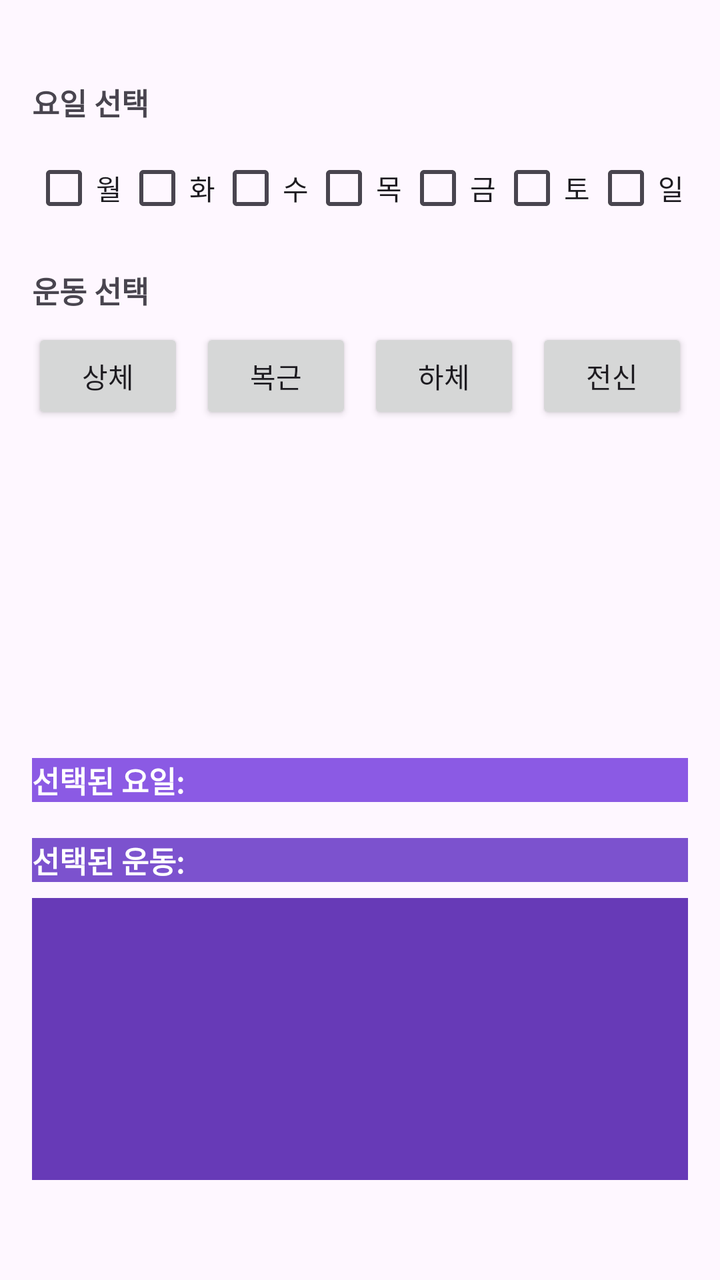
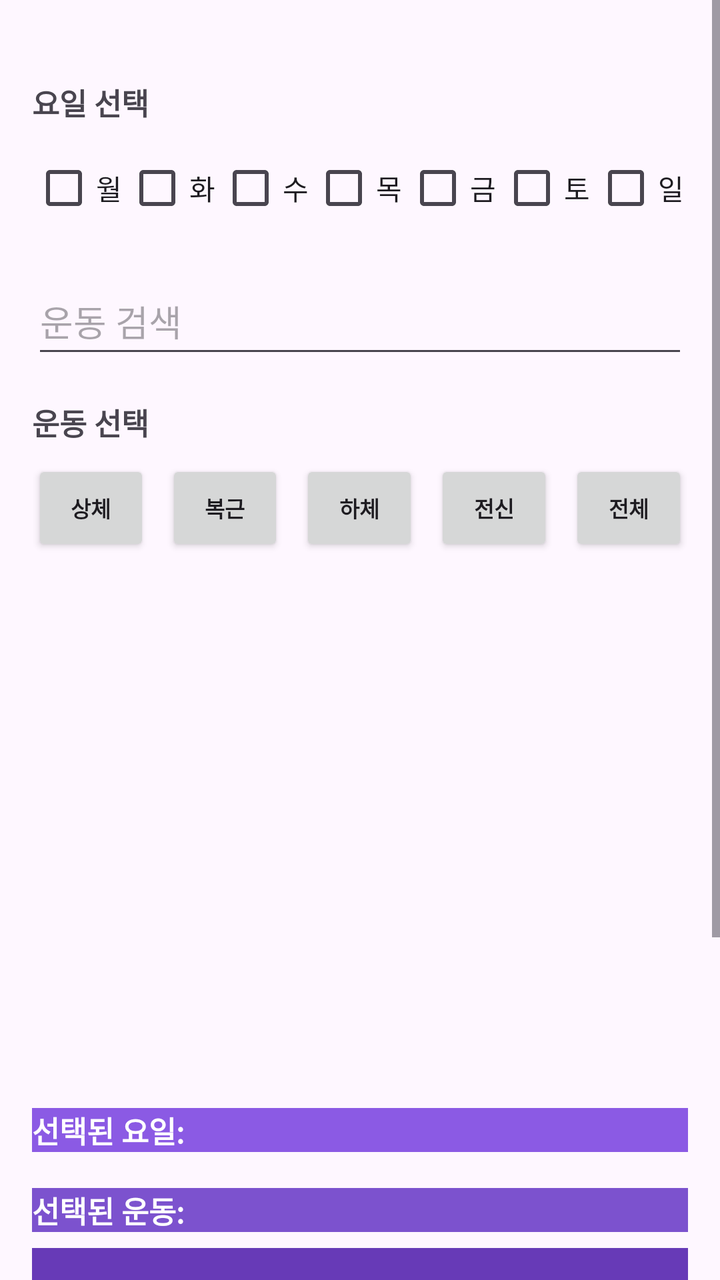

Screens rendered from an Android XML layout before and after an edit, with the pre-edit source and the edit as a unified diff.
<!-- AndroidManifest.xml: application theme Theme.HomeTraing -->
<!-- res/layout/activity_select_exercise.xml -->
<?xml version="1.0" encoding="utf-8"?>
<LinearLayout xmlns:android="http://schemas.android.com/apk/res/android"
    xmlns:app="http://schemas.android.com/apk/res-auto"
    xmlns:tools="http://schemas.android.com/tools"
    android:layout_width="match_parent"
    android:layout_height="match_parent"
    android:orientation="vertical"
    android:paddingLeft="16dp"
    android:paddingTop="40dp"
    android:paddingRight="16dp"
    android:paddingBottom="50dp"
    tools:context=".SelectExercise">

    <TextView
        android:layout_width="match_parent"
        android:layout_height="wrap_content"
        android:layout_marginBottom="8dp"
        android:text="요일 선택"
        android:textSize="15sp"
        android:textStyle="bold" />

    <LinearLayout
        android:layout_width="match_parent"
        android:layout_height="wrap_content"
        android:layout_marginBottom="16dp"
        android:gravity="center"
        android:orientation="horizontal">

        <CheckBox
            android:id="@+id/cb_mon"
            android:layout_width="0dp"
            android:layout_height="wrap_content"
            android:layout_weight="1"
            android:text="월" />

        <CheckBox
            android:id="@+id/cb_tue"
            android:layout_width="0dp"
            android:layout_height="wrap_content"
            android:layout_weight="1"
            android:text="화" />

        <CheckBox
            android:id="@+id/cb_wed"
            android:layout_width="0dp"
            android:layout_height="wrap_content"
            android:layout_weight="1"
            android:text="수" />

        <CheckBox
            android:id="@+id/cb_thu"
            android:layout_width="0dp"
            android:layout_height="wrap_content"
            android:layout_weight="1"
            android:text="목" />

        <CheckBox
            android:id="@+id/cb_fri"
            android:layout_width="0dp"
            android:layout_height="wrap_content"
            android:layout_weight="1"
            android:text="금" />

        <CheckBox
            android:id="@+id/cb_sat"
            android:layout_width="0dp"
            android:layout_height="wrap_content"
            android:layout_weight="1"
            android:text="토" />

        <CheckBox
            android:id="@+id/cb_sun"
            android:layout_width="0dp"
            android:layout_height="wrap_content"
            android:layout_weight="1"
            android:text="일" />
    </LinearLayout>

    <TextView
        android:layout_width="match_parent"
        android:layout_height="wrap_content"
        android:layout_marginBottom="8dp"
        android:text="운동 선택"
        android:textSize="15sp"
        android:textStyle="bold" />

    <LinearLayout
        android:id="@+id/exercise_category_buttons_layout"
        android:layout_width="match_parent"
        android:layout_height="wrap_content"
        android:layout_marginBottom="16dp"
        android:gravity="center"
        android:orientation="horizontal">

        <Button
            android:id="@+id/btn_upper_body"
            android:layout_width="0dp"
            android:layout_height="wrap_content"
            android:layout_marginEnd="8dp"
            android:layout_weight="1"
            android:text="상체" />

        <Button
            android:id="@+id/btn_abs"
            android:layout_width="0dp"
            android:layout_height="wrap_content"
            android:layout_marginEnd="8dp"
            android:layout_weight="1"
            android:text="복근" />

        <Button
            android:id="@+id/btn_lower_body"
            android:layout_width="0dp"
            android:layout_height="wrap_content"
            android:layout_marginEnd="8dp"
            android:layout_weight="1"
            android:text="하체" />

        <Button
            android:id="@+id/btn_full_body"
            android:layout_width="0dp"
            android:layout_height="wrap_content"
            android:layout_weight="1"
            android:text="전신" />

    </LinearLayout>

    <androidx.recyclerview.widget.RecyclerView
        android:id="@+id/recycler_view_exercises"
        android:layout_width="match_parent"
        android:layout_height="0dp"
        android:layout_weight="1"
        android:scrollbars="vertical" />

    <TextView
        android:id="@+id/tv_selected_days"
        android:layout_width="match_parent"
        android:layout_height="wrap_content"
        android:layout_marginTop="10dp"
        android:layout_marginBottom="8dp"
        android:background="#673AB7"
        android:backgroundTint="#8B5AE4"
        android:text="선택된 요일: "
        android:textSize="15sp"
        android:textStyle="bold"
        android:textColor="@android:color/white"/>

    <TextView
        android:layout_width="match_parent"
        android:layout_height="wrap_content"
        android:layout_marginTop="10dp"
        android:layout_marginBottom="8dp"
        android:background="#7C52CE"
        android:text="선택된 운동:"
        android:textSize="15sp"
        android:textStyle="bold"
        android:textColor="@android:color/white"/>

    <androidx.recyclerview.widget.RecyclerView
        android:id="@+id/recycler_view_selected_exercises"
        android:layout_width="match_parent"
        android:layout_height="0dp"
        android:layout_weight="1"
        android:background="#673AB7"
        android:backgroundTint="#673AB7"
        android:scrollbars="vertical" />

</LinearLayout>
<!-- resources referenced by this layout -->
<resources>
  <style name="Theme.HomeTraing" parent="Base.Theme.HomeTraing" />
  <style name="Base.Theme.HomeTraing" parent="Theme.Material3.DayNight.NoActionBar">
          
          
      </style>
</resources>

<!-- the commit's change to res/layout/activity_select_exercise.xml (unified diff, before → after) -->
@@ -1,168 +1,197 @@
 <?xml version="1.0" encoding="utf-8"?>
-<LinearLayout xmlns:android="http://schemas.android.com/apk/res/android"
+<ScrollView xmlns:android="http://schemas.android.com/apk/res/android"
     xmlns:app="http://schemas.android.com/apk/res-auto"
     xmlns:tools="http://schemas.android.com/tools"
     android:layout_width="match_parent"
     android:layout_height="match_parent"
-    android:orientation="vertical"
-    android:paddingLeft="16dp"
-    android:paddingTop="40dp"
-    android:paddingRight="16dp"
-    android:paddingBottom="50dp"
     tools:context=".SelectExercise">
-
-    <TextView
-        android:layout_width="match_parent"
-        android:layout_height="wrap_content"
-        android:layout_marginBottom="8dp"
-        android:text="요일 선택"
-        android:textSize="15sp"
-        android:textStyle="bold" />
 
     <LinearLayout
         android:layout_width="match_parent"
         android:layout_height="wrap_content"
-        android:layout_marginBottom="16dp"
-        android:gravity="center"
-        android:orientation="horizontal">
+        android:orientation="vertical"
+        android:paddingLeft="16dp"
+        android:paddingRight="16dp"
+        android:paddingTop="40dp"
+        android:paddingBottom="50dp">
 
-        <CheckBox
-            android:id="@+id/cb_mon"
-            android:layout_width="0dp"
+        <TextView
+            android:layout_width="match_parent"
             android:layout_height="wrap_content"
-            android:layout_weight="1"
-            android:text="월" />
+            android:layout_marginBottom="8dp"
+            android:text="요일 선택"
+            android:textSize="15sp"
+            android:textStyle="bold" />
 
-        <CheckBox
-            android:id="@+id/cb_tue"
-            android:layout_width="0dp"
+        <LinearLayout
+            android:layout_width="match_parent"
             android:layout_height="wrap_content"
-            android:layout_weight="1"
-            android:text="화" />
+            android:layout_marginBottom="16dp"
+            android:gravity="center"
+            android:orientation="horizontal">
 
-        <CheckBox
-            android:id="@+id/cb_wed"
-            android:layout_width="0dp"
+            <CheckBox
+                android:id="@+id/cb_mon"
+                android:layout_width="0dp"
+                android:layout_height="wrap_content"
+                android:layout_weight="1"
+                android:text="월" />
+
+            <CheckBox
+                android:id="@+id/cb_tue"
+                android:layout_width="0dp"
+                android:layout_height="wrap_content"
+                android:layout_weight="1"
+                android:text="화" />
+
+            <CheckBox
+                android:id="@+id/cb_wed"
+                android:layout_width="0dp"
+                android:layout_height="wrap_content"
+                android:layout_weight="1"
+                android:text="수" />
+
+            <CheckBox
+                android:id="@+id/cb_thu"
+                android:layout_width="0dp"
+                android:layout_height="wrap_content"
+                android:layout_weight="1"
+                android:text="목" />
+
+            <CheckBox
+                android:id="@+id/cb_fri"
+                android:layout_width="0dp"
+                android:layout_height="wrap_content"
+                android:layout_weight="1"
+                android:text="금" />
+
+            <CheckBox
+                android:id="@+id/cb_sat"
+                android:layout_width="0dp"
+                android:layout_height="wrap_content"
+                android:layout_weight="1"
+                android:text="토" />
+
+            <CheckBox
+                android:id="@+id/cb_sun"
+                android:layout_width="0dp"
+                android:layout_height="wrap_content"
+                android:layout_weight="1"
+                android:text="일" />
+        </LinearLayout>
+
+        <EditText
+            android:id="@+id/searchEditText"
+            android:layout_width="match_parent"
+            android:layout_height="50dp"
+            android:hint="운동 검색"
+            android:inputType="text"
+            android:layout_marginBottom="16dp"/>
+
+        <TextView
+            android:layout_width="match_parent"
             android:layout_height="wrap_content"
-            android:layout_weight="1"
-            android:text="수" />
+            android:layout_marginBottom="8dp"
+            android:text="운동 선택"
+            android:textSize="15sp"
+            android:textStyle="bold" />
 
-        <CheckBox
-            android:id="@+id/cb_thu"
-            android:layout_width="0dp"
+        <LinearLayout
+            android:id="@+id/exercise_category_buttons_layout"
+            android:layout_width="match_parent"
             android:layout_height="wrap_content"
-            android:layout_weight="1"
-            android:text="목" />
+            android:layout_marginBottom="16dp"
+            android:gravity="center"
+            android:orientation="horizontal">
 
-        <CheckBox
-            android:id="@+id/cb_fri"
-            android:layout_width="0dp"
+            <Button
+                android:id="@+id/btn_upper_body"
+                android:layout_width="0dp"
+                android:layout_height="wrap_content"
+                android:layout_marginEnd="8dp"
+                android:layout_weight="1"
+                android:text="상체"
+                android:textSize="11sp"
+                android:textStyle="bold" />
+
+            <Button
+                android:id="@+id/btn_abs"
+                android:layout_width="0dp"
+                android:layout_height="wrap_content"
+                android:layout_marginEnd="8dp"
+                android:layout_weight="1"
+                android:text="복근"
+                android:textSize="11sp"
+                android:textStyle="bold"/>
+
+            <Button
+                android:id="@+id/btn_lower_body"
+                android:layout_width="0dp"
+                android:layout_height="wrap_content"
+                android:layout_marginEnd="8dp"
+                android:layout_weight="1"
+                android:text="하체"
+                android:textSize="11sp"
+                android:textStyle="bold"/>
+
+            <Button
+                android:id="@+id/btn_full_body"
+                android:layout_width="0dp"
+                android:layout_height="wrap_content"
+                android:layout_marginEnd="8dp"
+                android:layout_weight="1"
+                android:text="전신"
+                android:textSize="11sp"
+                android:textStyle="bold"/>
+
+            <Button
+                android:id="@+id/btn_all_exercises"
+                android:layout_width="0dp"
+                android:layout_height="wrap_content"
+                android:layout_weight="1"
+                android:text="전체"
+                android:textSize="11sp"
+                android:textStyle="bold"/>
+
+        </LinearLayout>
+
+        <androidx.recyclerview.widget.RecyclerView
+            android:id="@+id/recycler_view_exercises"
+            android:layout_width="match_parent"
+            android:layout_height="250dp"
+            android:scrollbars="vertical"
+            android:nestedScrollingEnabled="true"/>
+
+        <TextView
+            android:id="@+id/tv_selected_days"
+            android:layout_width="match_parent"
             android:layout_height="wrap_content"
-            android:layout_weight="1"
-            android:text="금" />
+            android:layout_marginTop="10dp"
+            android:layout_marginBottom="8dp"
+            android:background="#673AB7"
+            android:backgroundTint="#8B5AE4"
+            android:text="선택된 요일: "
+            android:textSize="15sp"
+            android:textStyle="bold"
+            android:textColor="@android:color/white"/>
 
-        <CheckBox
-            android:id="@+id/cb_sat"
-            android:layout_width="0dp"
+        <TextView
+            android:layout_width="match_parent"
             android:layout_height="wrap_content"
-            android:layout_weight="1"
-            android:text="토" />
+            android:layout_marginTop="10dp"
+            android:layout_marginBottom="8dp"
+            android:background="#7C52CE"
+            android:text="선택된 운동:"
+            android:textSize="15sp"
+            android:textStyle="bold"
+            android:textColor="@android:color/white"/>
 
-        <CheckBox
-            android:id="@+id/cb_sun"
-            android:layout_width="0dp"
-            android:layout_height="wrap_content"
-            android:layout_weight="1"
-            android:text="일" />
+        <androidx.recyclerview.widget.RecyclerView
+            android:id="@+id/recycler_view_selected_exercises"
+            android:layout_width="match_parent"
+            android:layout_height="200dp"
+            android:background="#673AB7"
+            android:backgroundTint="#673AB7"
+            android:scrollbars="vertical" />
     </LinearLayout>
-
-    <TextView
-        android:layout_width="match_parent"
-        android:layout_height="wrap_content"
-        android:layout_marginBottom="8dp"
-        android:text="운동 선택"
-        android:textSize="15sp"
-        android:textStyle="bold" />
-
-    <LinearLayout
-        android:id="@+id/exercise_category_buttons_layout"
-        android:layout_width="match_parent"
-        android:layout_height="wrap_content"
-        android:layout_marginBottom="16dp"
-        android:gravity="center"
-        android:orientation="horizontal">
-
-        <Button
-            android:id="@+id/btn_upper_body"
-            android:layout_width="0dp"
-            android:layout_height="wrap_content"
-            android:layout_marginEnd="8dp"
-            android:layout_weight="1"
-            android:text="상체" />
-
-        <Button
-            android:id="@+id/btn_abs"
-            android:layout_width="0dp"
-            android:layout_height="wrap_content"
-            android:layout_marginEnd="8dp"
-            android:layout_weight="1"
-            android:text="복근" />
-
-        <Button
-            android:id="@+id/btn_lower_body"
-            android:layout_width="0dp"
-            android:layout_height="wrap_content"
-            android:layout_marginEnd="8dp"
-            android:layout_weight="1"
-            android:text="하체" />
-
-        <Button
-            android:id="@+id/btn_full_body"
-            android:layout_width="0dp"
-            android:layout_height="wrap_content"
-            android:layout_weight="1"
-            android:text="전신" />
-
-    </LinearLayout>
-
-    <androidx.recyclerview.widget.RecyclerView
-        android:id="@+id/recycler_view_exercises"
-        android:layout_width="match_parent"
-        android:layout_height="0dp"
-        android:layout_weight="1"
-        android:scrollbars="vertical" />
-
-    <TextView
-        android:id="@+id/tv_selected_days"
-        android:layout_width="match_parent"
-        android:layout_height="wrap_content"
-        android:layout_marginTop="10dp"
-        android:layout_marginBottom="8dp"
-        android:background="#673AB7"
-        android:backgroundTint="#8B5AE4"
-        android:text="선택된 요일: "
-        android:textSize="15sp"
-        android:textStyle="bold"
-        android:textColor="@android:color/white"/>
-
-    <TextView
-        android:layout_width="match_parent"
-        android:layout_height="wrap_content"
-        android:layout_marginTop="10dp"
-        android:layout_marginBottom="8dp"
-        android:background="#7C52CE"
-        android:text="선택된 운동:"
-        android:textSize="15sp"
-        android:textStyle="bold"
-        android:textColor="@android:color/white"/>
-
-    <androidx.recyclerview.widget.RecyclerView
-        android:id="@+id/recycler_view_selected_exercises"
-        android:layout_width="match_parent"
-        android:layout_height="0dp"
-        android:layout_weight="1"
-        android:background="#673AB7"
-        android:backgroundTint="#673AB7"
-        android:scrollbars="vertical" />
-
-</LinearLayout>
+</ScrollView>
